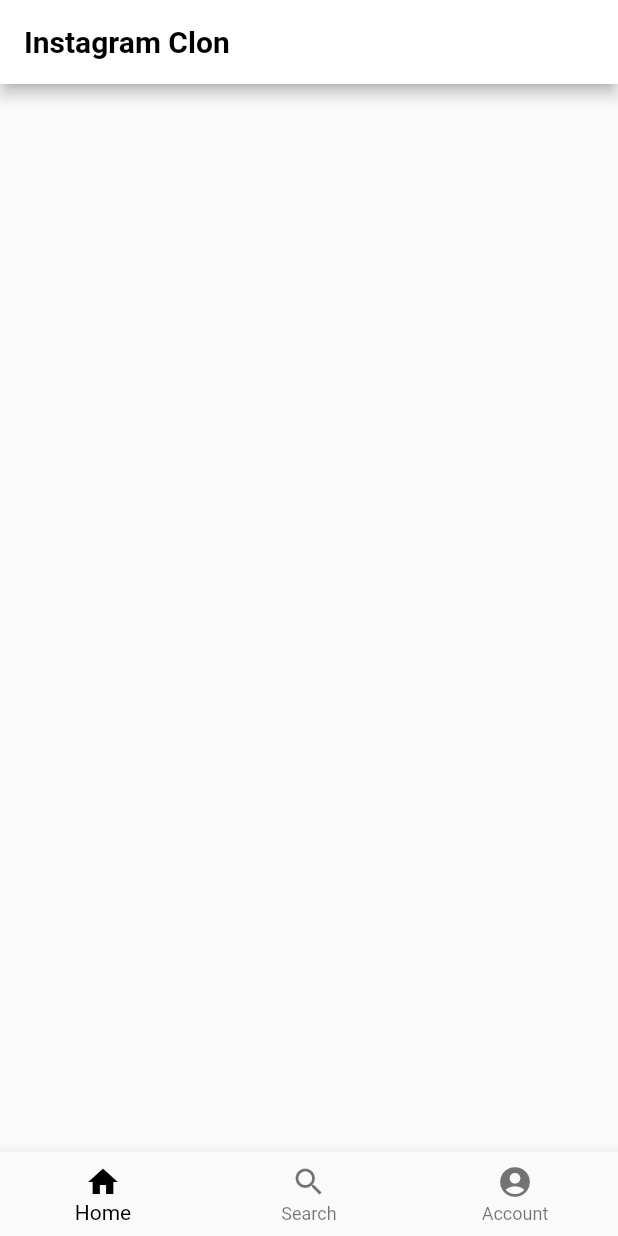
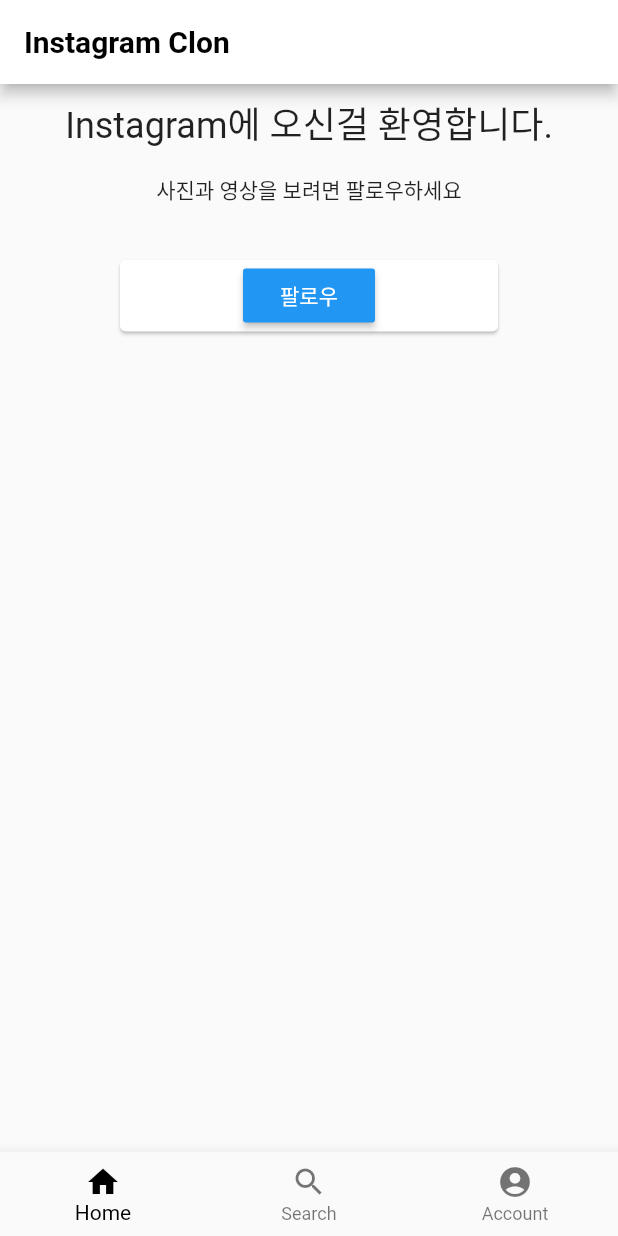
Before and after one commit to hd1534/flutter_instagram_clon_project, a Flutter app: the screen it shows after launch, on a phone screen of 412 x 824 dp. Run offline on Flutter 3.47's test engine with Material 2 defaults, Android fonts, the phone set to English and light mode, and no system bars.

Commit message:
build home_page

```diff
--- a/lib/home_page.dart
+++ b/lib/home_page.dart
@@ -1,3 +1,4 @@
+import 'package:flutter/cupertino.dart';
 import 'package:flutter/material.dart';
 
 class HomePage extends StatelessWidget {
@@ -9,6 +10,46 @@ class HomePage extends StatelessWidget {
         style: TextStyle(color: Colors.black, fontWeight: FontWeight.bold),),
       ),
 
+      body: _buildBody(),
+
+    );
+  }
+
+  Widget _buildBody() {
+    return Padding(
+      padding: EdgeInsets.all(8.0),
+      child: SafeArea(  // 아이폰 노치같은거 때문에 안전하게 보이기 위해서
+        child: SingleChildScrollView(
+          child: Center(
+            child: Column(
+              children: [
+                Text("Instagram에 오신걸 환영합니다.",
+                  style: TextStyle(fontSize: 24),),
+                Padding(padding: EdgeInsets.all(8.0)),
+
+                Text("사진과 영상을 보려면 팔로우하세요"),
+                Padding(padding: EdgeInsets.all(16.0)),
+
+                SizedBox(  // 감싸고 있는 자식 위젯의 크기 조절
+                  width: 260,
+                  child: Card(
+                    child: Column(
+                      children: [
+                        RaisedButton(
+                          child: Text("팔로우"),
+                          color: Colors.blue,
+                          textColor: Colors.white,
+                          onPressed: () {},
+                        )
+                      ],
+                    ),
+                  ),
+                )
+              ],
+            ),
+          ),
+        ),
+      ),
     );
   }
 }
```
